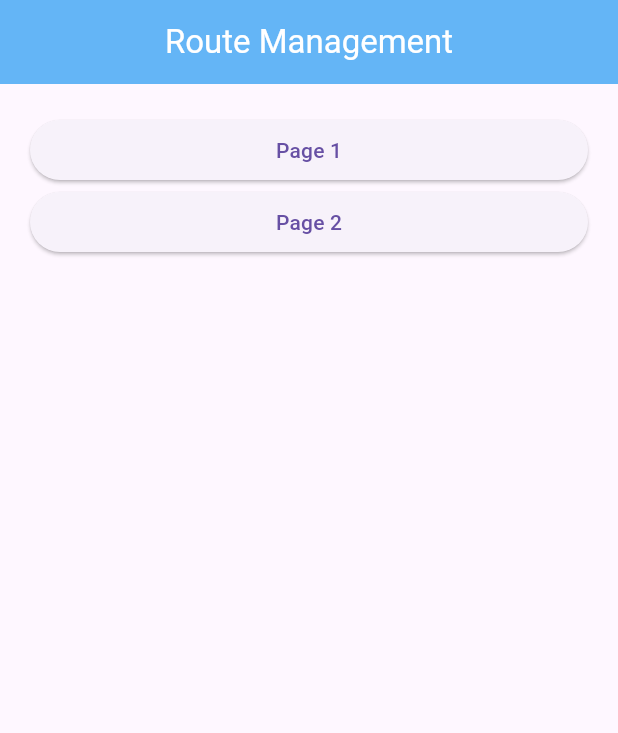
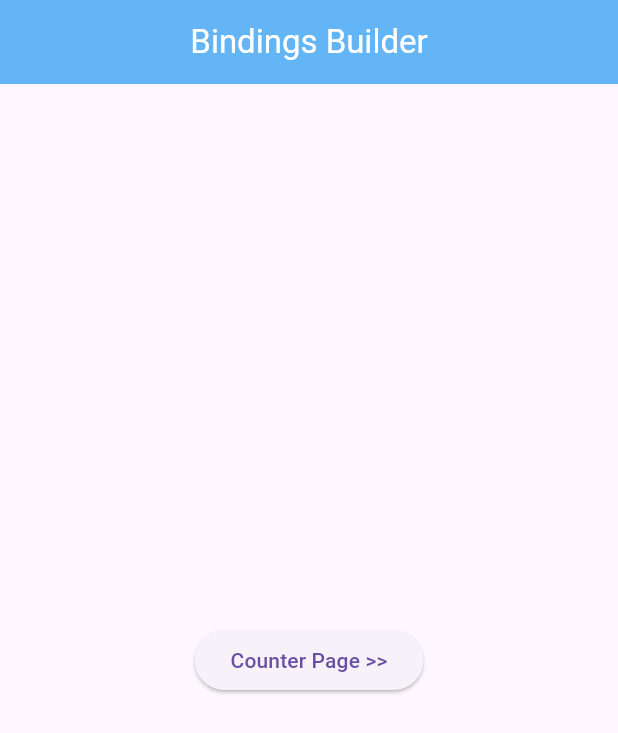
Before and after one commit to pendragonnn/learn-state-management-getx-flutter, a Flutter app: the screen it shows after launch, on a phone screen of 412 x 824 dp. Shown: the top 733 px of the screen. Run offline on Flutter 3.47's test engine with Material 3 defaults, Android fonts, the light colour scheme and no system bars; our stand-ins replace get.

Commit message:
add: bindings builder

```diff
--- /dev/null
+++ b/lib/controllers/BindingsBuilderController.dart
@@ -0,0 +1,8 @@
+import 'package:get/get.dart';
+
+class BindingsBuilderController extends GetxController {
+  RxInt data = 0.obs;
+
+  void increment() => data++;
+  void decrement() => data--;
+}
--- a/lib/main.dart
+++ b/lib/main.dart
@@ -1,6 +1,11 @@
 import 'package:flutter/material.dart';
 import 'package:get/get.dart';
+import 'package:state_management_getx_flutter/controllers/BindingsBuilderController.dart';
 import 'package:state_management_getx_flutter/controllers/DependencyManagerController.dart';
+import 'package:state_management_getx_flutter/controllers/MainController.dart';
+import 'package:state_management_getx_flutter/controllers/ReactiveVariablesController.dart';
+import 'package:state_management_getx_flutter/pages/BindingsBuilderPage.dart';
+import 'package:state_management_getx_flutter/pages/CounterPage.dart';
 // import 'package:state_management_getx_flutter/pages/DependencyManagerPage.dart';
 import 'package:state_management_getx_flutter/pages/RouteManagementPage.dart';
 import 'package:state_management_getx_flutter/pages/RouteManagementPages/Page1.dart';
@@ -33,7 +38,7 @@ class MyApp extends StatelessWidget {
   @override
   Widget build(BuildContext context) {
     return GetMaterialApp(
-      home: RouteManagementPage(),
+      home: BindingsBuilderPage(),
 
       // route named tanpa get x
       // routes: {
@@ -71,6 +76,25 @@ class MyApp extends StatelessWidget {
           name: "/page5",
           page: () => Page5(),
         ),
+        GetPage(
+          name: "/counterPage",
+          page: () => CounterPage(),
+          // binding: BindingsBuilder.put(
+          //   () => BindingsBuilderController(),
+          // ),
+          // jika menggunakan banyak binding sekaligus
+          bindings: [
+            BindingsBuilder.put(
+              () => BindingsBuilderController(),
+            ),
+            // BindingsBuilder.put(
+            //   () => MainController(),
+            // ),
+            // BindingsBuilder.put(
+            //   () => ReactiveVariablesController(),
+            // ),
+          ],
+        ),
       ],
     );
   }
--- /dev/null
+++ b/lib/pages/BindingsBuilderPage.dart
@@ -0,0 +1,58 @@
+import 'package:flutter/material.dart';
+import 'package:get/get.dart';
+// import 'package:state_management_getx_flutter/controllers/BindingsBuilderController.dart';
+// import 'package:state_management_getx_flutter/pages/CounterPage.dart';
+
+class BindingsBuilderPage extends StatelessWidget {
+  BindingsBuilderPage({super.key});
+
+  @override
+  Widget build(BuildContext context) {
+    return Scaffold(
+      appBar: AppBar(
+        backgroundColor: Colors.blue[300],
+        title: Center(
+          child: Text(
+            "Bindings Builder",
+            style: TextStyle(
+              color: Colors.white,
+            ),
+          ),
+        ),
+      ),
+      body: Center(
+        child: ElevatedButton(
+          onPressed: () {
+            // tanpa route named
+            // Get.to(
+            // () => CounterPage(),
+            // tidak disarankan seperti ini jika hanya 1 controller
+            // binding: BindingsBuilder(
+            // () => Get.put(
+            //   // BindingsBuilderController(),
+            // ),
+            // ),
+
+            // binding: BindingsBuilder.put(
+            //   () => BindingsBuilderController(),
+            // ),
+
+            // atau menggunakan lazy put
+            // binding: BindingsBuilder(
+            //   () => Get.lazyPut(
+            //     () => BindingsBuilderController(),
+            //   ),
+            // ),
+            // );
+
+            // dengan route named dan binding
+            Get.toNamed("/counterPage");
+          },
+          child: Text(
+            "Counter Page >>",
+          ),
+        ),
+      ),
+    );
+  }
+}
```
Also changed, not shown: lib/pages/CounterPage.dart (added, +58 -0 lines).
